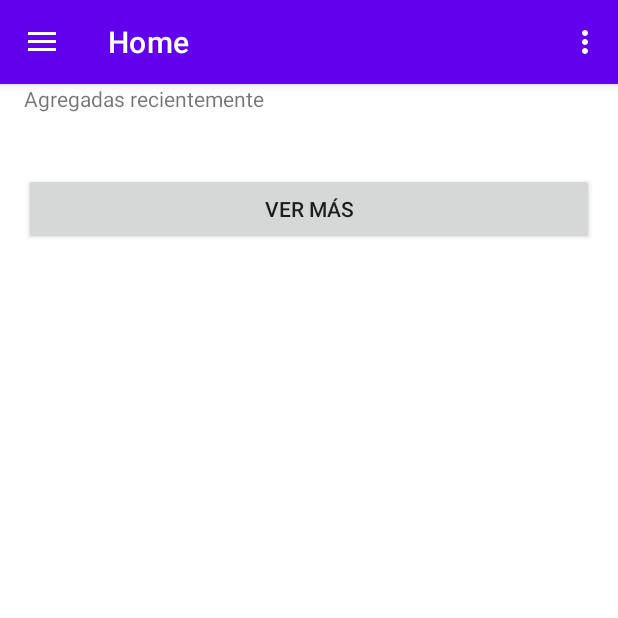
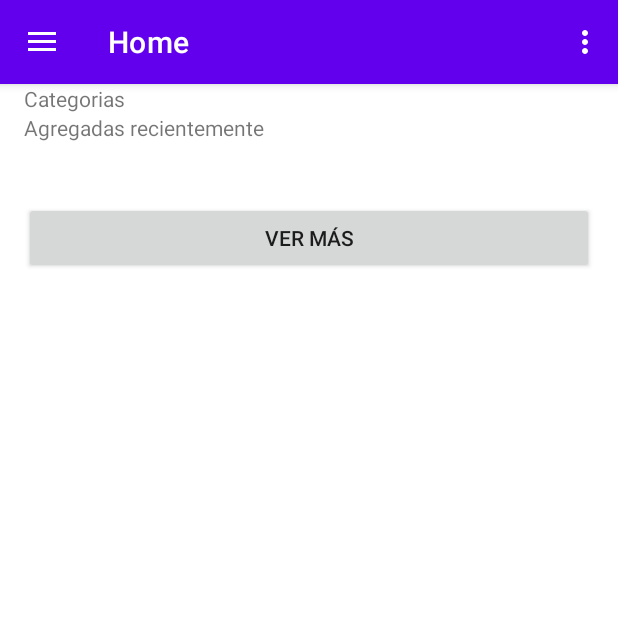
Before and after one commit to jonathanduran7/my-note-app, an Android app: the screen it shows after launch (MainActivity), on a phone screen of 412 x 824 dp, the top half of it. Run offline under Robolectric (Android 15) with nearby library versions, the light colour scheme and no system bars; our stand-ins replace Room's generated code, navigation-ui.

Commit message:
feat(home): add title categories

```diff
--- a/app/src/main/res/layout/fragment_home.xml
+++ b/app/src/main/res/layout/fragment_home.xml
@@ -8,10 +8,20 @@
     tools:context=".ui.home.HomeFragment">
 
     <TextView
+        android:id="@+id/text_view_title"
+        android:layout_width="match_parent"
+        android:layout_height="wrap_content"
+        android:text="Categorias"
+        app:layout_constraintTop_toTopOf="parent"
+        app:layout_constraintStart_toStartOf="parent"
+        app:layout_constraintEnd_toEndOf="parent"
+        />
+
+    <TextView
         android:id="@+id/text_view_home"
         android:layout_width="match_parent"
         android:layout_height="wrap_content"
-        app:layout_constraintTop_toTopOf="parent"
+        app:layout_constraintTop_toBottomOf="@id/text_view_title"
         app:layout_constraintStart_toStartOf="parent"
         app:layout_constraintEnd_toEndOf="parent"
         android:text="Agregadas recientemente" />
```
